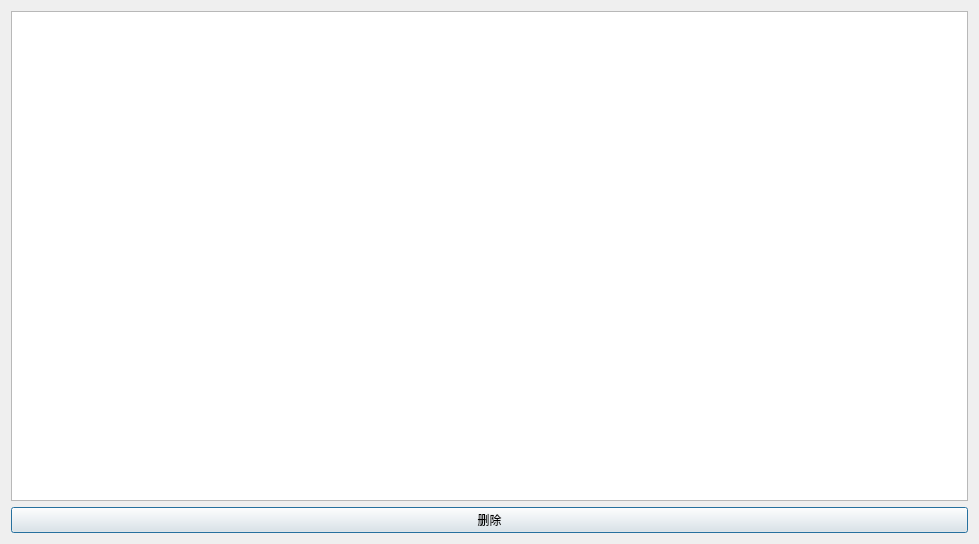
Before: the Qt Designer form ui_app/stock_all.ui in live1089/pharmacy_system, drawn with Qt 5.
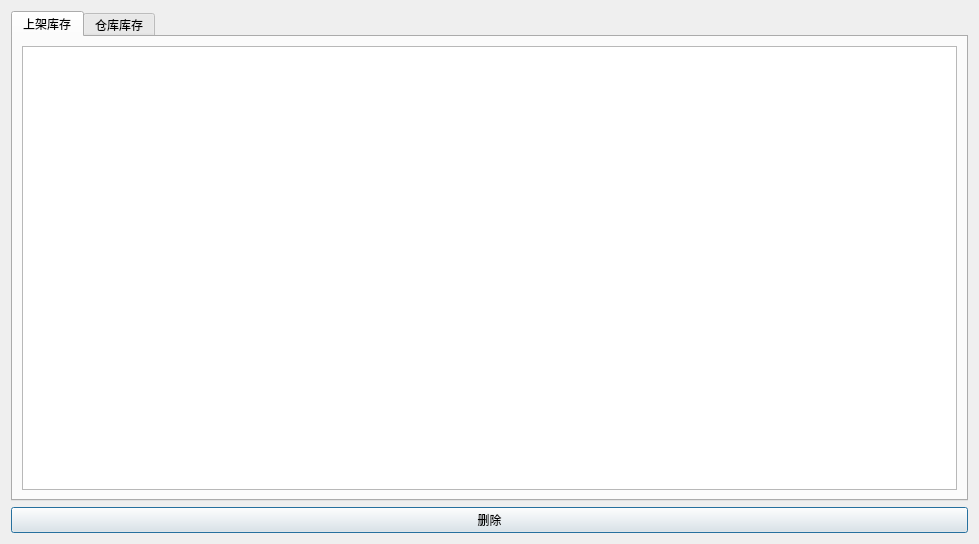
After: the same form once the commit is applied.

```diff
--- a/ui_app/stock_all.ui
+++ b/ui_app/stock_all.ui
@@ -16,8 +16,40 @@
   <layout class="QGridLayout" name="gridLayout_2">
    <item row="0" column="1">
     <layout class="QGridLayout" name="gridLayout">
-     <item row="1" column="0">
-      <widget class="QTableView" name="stock_all_tableView"/>
+     <item row="0" column="0">
+      <widget class="QTabWidget" name="tabWidget">
+       <property name="currentIndex">
+        <number>0</number>
+       </property>
+       <widget class="QWidget" name="tab">
+        <attribute name="title">
+         <string>上架库存</string>
+        </attribute>
+        <layout class="QGridLayout" name="gridLayout_6">
+         <item row="0" column="0">
+          <layout class="QGridLayout" name="gridLayout_5">
+           <item row="0" column="0">
+            <widget class="QTableView" name="shelves_stock_tableView"/>
+           </item>
+          </layout>
+         </item>
+        </layout>
+       </widget>
+       <widget class="QWidget" name="tab_2">
+        <attribute name="title">
+         <string>仓库库存</string>
+        </attribute>
+        <layout class="QGridLayout" name="gridLayout_4">
+         <item row="0" column="0">
+          <layout class="QGridLayout" name="gridLayout_3">
+           <item row="0" column="0">
+            <widget class="QTableView" name="stock_all_tableView"/>
+           </item>
+          </layout>
+         </item>
+        </layout>
+       </widget>
+      </widget>
      </item>
     </layout>
    </item>
```
